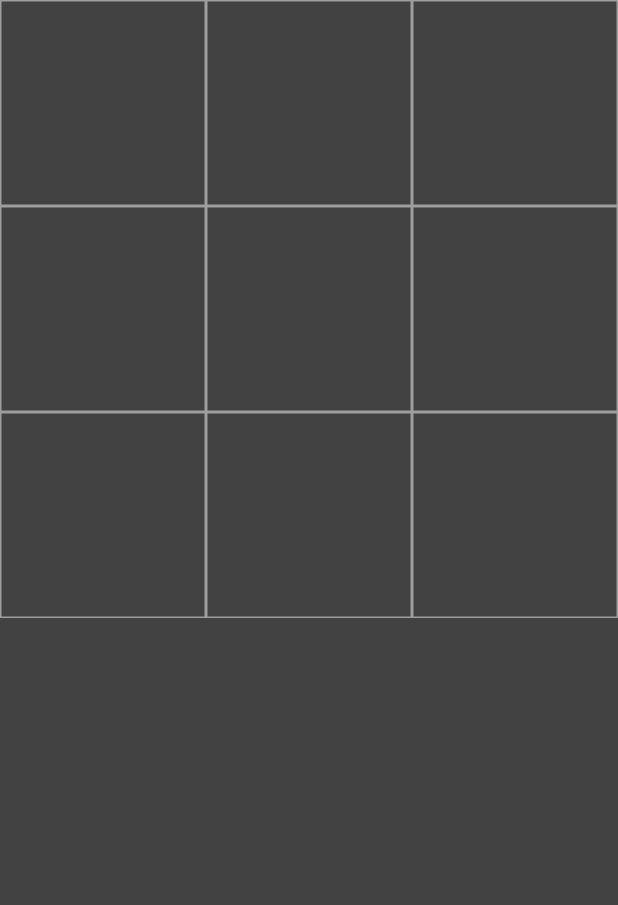
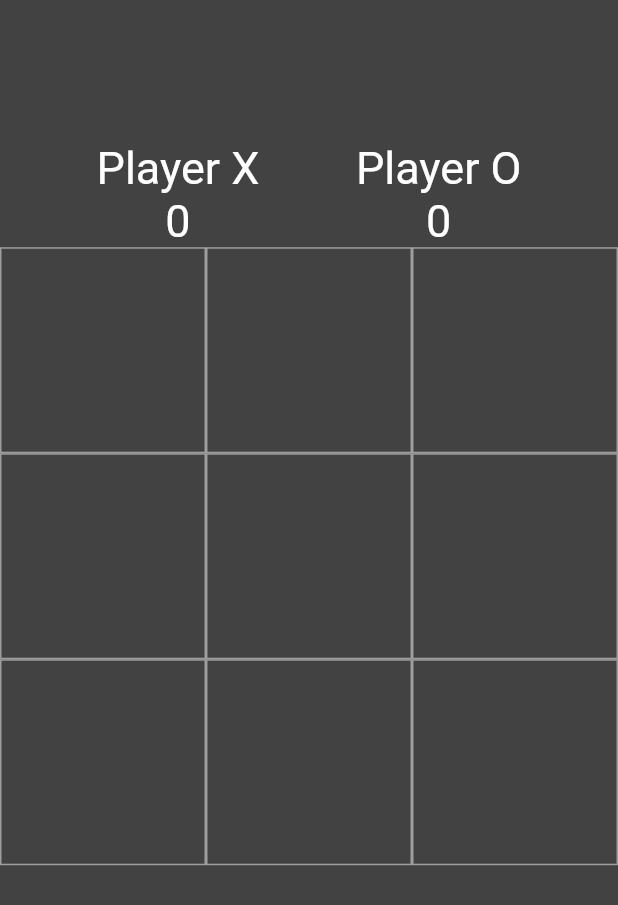
Before and after one commit to EugeniusStrong/tic_tac, a Flutter app: the screen it shows after launch, on a phone screen of 412 x 824 dp. Shown: the top 905 px of the screen. Run offline on Flutter 3.47's test engine with Material 2 defaults, Android fonts, the phone set to English and light mode, and no system bars.

Commit message:
Update screen widgets

```diff
--- a/lib/main.dart
+++ b/lib/main.dart
@@ -21,7 +21,8 @@ class HomePage extends StatefulWidget {
 }
 
 class _HomePageState extends State<HomePage> {
-  bool onSwitch = true;
+  bool _onSwitch = true;
+  bool _win = true;
   List<String> gameBoard = [
     '',
     '',
@@ -33,12 +34,52 @@ class _HomePageState extends State<HomePage> {
     '',
     '',
   ];
+  int _scoreX = 0;
+  int _scoreO = 0;
+  int _containerFillingLimit = 0;
 
   @override
   Widget build(BuildContext context) {
     return Scaffold(
       backgroundColor: Colors.grey[800],
-      body: GridView.builder(
+      body: Column(
+        children: [
+          Expanded(
+            child: Row(
+              mainAxisAlignment: MainAxisAlignment.spaceEvenly,
+              children: [
+                Column(
+                  mainAxisAlignment: MainAxisAlignment.end,
+                  children: [
+                    const Text(
+                      'Player X',
+                      style: TextStyle(color: Colors.white, fontSize: 30),
+                    ),
+                    Text(
+                      _scoreX.toString(),
+                      style: const TextStyle(color: Colors.white, fontSize: 30),
+                    ),
+                  ],
+                ),
+                Column(
+                  mainAxisAlignment: MainAxisAlignment.end,
+                  children: [
+                    const Text(
+                      'Player O',
+                      style: TextStyle(color: Colors.white, fontSize: 30),
+                    ),
+                    Text(
+                      _scoreO.toString(),
+                      style: const TextStyle(color: Colors.white, fontSize: 30),
+                    ),
+                  ],
+                ),
+              ],
+            ),
+          ),
+          Expanded(
+            flex: 3,
+            child: GridView.builder(
               itemCount: 9,
               gridDelegate: const SliverGridDelegateWithFixedCrossAxisCount(
                   crossAxisCount: 3),
@@ -55,28 +96,38 @@ class _HomePageState extends State<HomePage> {
                     child: Center(
                       child: Text(
                         gameBoard[index],
-                    style: const TextStyle(color: Colors.white, fontSize: 40),
+                        style:
+                            const TextStyle(color: Colors.white, fontSize: 40),
                       ),
                     ),
                   ),
                 );
-          }),
+              },
+            ),
+          ),
+          Expanded(
+            child: Container(
+              color: Colors.grey[800],
+            ),
+          ),
+        ],
+      ),
     );
   }
 
   void _tapped(int index) {
     setState(() {
-      if (onSwitch) {
       if (gameBoard[index] == '') {
+        if (_onSwitch) {
           gameBoard[index] = 'x';
+          _containerFillingLimit += 1;
+        } else {
+          gameBoard[index] = 'o';
+          _containerFillingLimit += 1;
         }
-      } else {
-        if (gameBoard[index] == '') {
-          gameBoard[index] = 'o';
+        _onSwitch = !_onSwitch;
+        _checkWinner();
       }
-      }
-      onSwitch = !onSwitch;
-      _checkWinner();
     });
   }
 
@@ -85,51 +136,107 @@ class _HomePageState extends State<HomePage> {
         gameBoard[0] == gameBoard[2] &&
         gameBoard[0] != '') {
       _showWinDialog(gameBoard[0]);
+      _win = true;
     }
     if (gameBoard[3] == gameBoard[4] &&
         gameBoard[3] == gameBoard[5] &&
         gameBoard[3] != '') {
       _showWinDialog(gameBoard[3]);
+      _win = true;
     }
     if (gameBoard[6] == gameBoard[7] &&
         gameBoard[6] == gameBoard[8] &&
         gameBoard[6] != '') {
       _showWinDialog(gameBoard[6]);
+      _win = true;
     }
     if (gameBoard[0] == gameBoard[3] &&
         gameBoard[0] == gameBoard[6] &&
         gameBoard[0] != '') {
       _showWinDialog(gameBoard[0]);
+      _win = true;
     }
     if (gameBoard[1] == gameBoard[4] &&
         gameBoard[1] == gameBoard[7] &&
         gameBoard[1] != '') {
       _showWinDialog(gameBoard[1]);
+      _win = true;
     }
     if (gameBoard[2] == gameBoard[5] &&
         gameBoard[2] == gameBoard[8] &&
         gameBoard[2] != '') {
       _showWinDialog(gameBoard[2]);
+      _win = true;
     }
     if (gameBoard[6] == gameBoard[4] &&
         gameBoard[6] == gameBoard[2] &&
         gameBoard[6] != '') {
       _showWinDialog(gameBoard[6]);
+      _win = true;
     }
     if (gameBoard[0] == gameBoard[4] &&
         gameBoard[0] == gameBoard[8] &&
         gameBoard[0] != '') {
       _showWinDialog(gameBoard[0]);
+      _win = true;
+    } else if (_containerFillingLimit == 9 && !_win) {
+      _showDrawDialog();
     }
   }
 
   void _showWinDialog(String win) {
     showDialog(
+      barrierDismissible: false,
       context: context,
       builder: (BuildContext context) {
         return AlertDialog(
           title: Text('${win.toUpperCase()} is WINNER!'),
+          actions: [
+            ElevatedButton(
+              onPressed: () {
+                _clearBoard();
+                Navigator.of(context).pop();
+              },
+              child: const Text('RESTART'),
+            ),
+          ],
         );
-        });
+      },
+    );
+    if (win == 'x') {
+      _scoreX += 1;
+    } else if (win == 'o') {
+      _scoreO += 1;
     }
   }
+
+  void _showDrawDialog() {
+    showDialog(
+      barrierDismissible: false,
+      context: context,
+      builder: (BuildContext context) {
+        return AlertDialog(
+          title: const Text('DRAW'),
+          actions: [
+            ElevatedButton(
+              onPressed: () {
+                _clearBoard();
+                Navigator.of(context).pop();
+              },
+              child: const Text('RESTART'),
+            ),
+          ],
+        );
+      },
+    );
+  }
+
+  void _clearBoard() {
+    setState(() {
+      for (int i = 0; i < gameBoard.length; i++) {
+        gameBoard[i] = '';
+      }
+    });
+    _containerFillingLimit = 0;
+  }
+}
```
Lines whose indentation alone changed are shown as unchanged.
